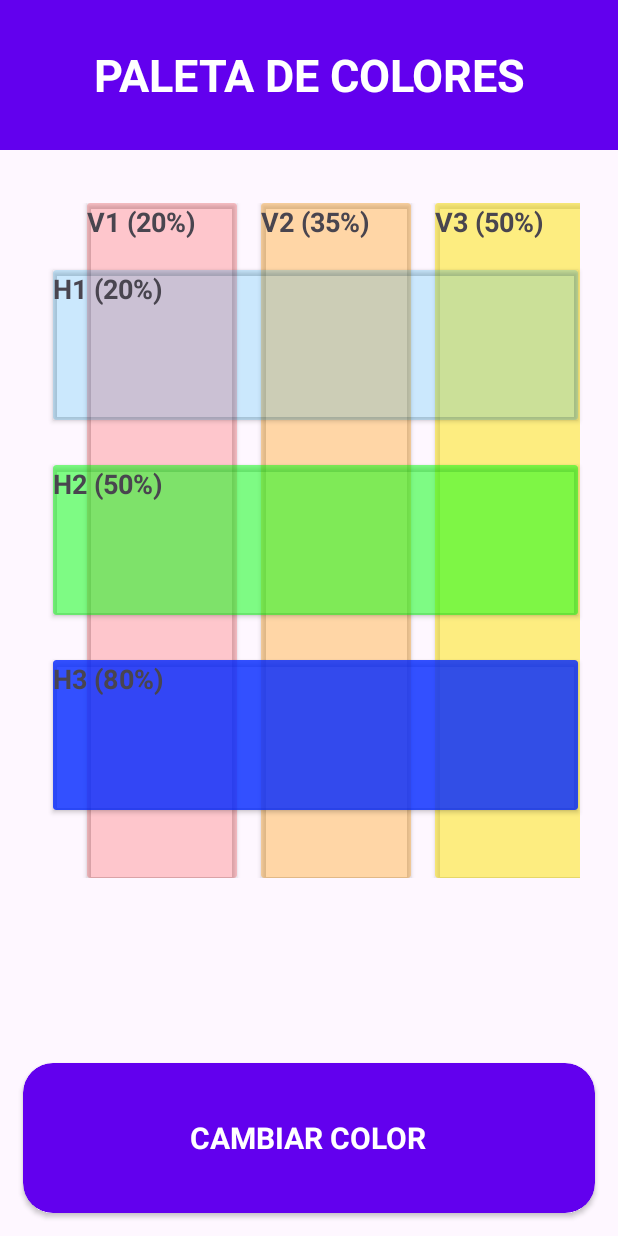
After one commit to Yrda89/los_enlaces, an Android app: the coloresActivity screen opened directly, with no data from a screen before it, on a phone screen of 412 x 824 dp. The commit adds this screen. Run offline under Robolectric (Android 15) with nearby library versions, the phone set to English and light mode, and no system bars.

Commit message:
Colores App

```diff
--- a/Aplicacion1/app/src/main/java/com/adrian/aplicacion1/BoardGamesApp/GamesAdapter.kt
+++ b/Aplicacion1/app/src/main/java/com/adrian/aplicacion1/BoardGamesApp/GamesAdapter.kt
@@ -15,9 +15,6 @@ class GamesAdapter (var games: List<Game>, private val onItemSelected: (Int) ->
 
     override fun onBindViewHolder(holder: GamesViewHolder, position: Int) {
         holder.render(games[position])
-        holder.itemView.setOnClickListener {
-            onItemSelected(position)
-        }
-
+        holder.itemView.setOnClickListener { onItemSelected(position) }
     }
 }
--- a/Aplicacion1/app/src/main/java/com/adrian/aplicacion1/BoardGamesApp/GamesViewHolder.kt
+++ b/Aplicacion1/app/src/main/java/com/adrian/aplicacion1/BoardGamesApp/GamesViewHolder.kt
@@ -16,6 +16,7 @@ class GamesViewHolder (view: View) : RecyclerView.ViewHolder(view){
 
 
     fun render(game: Game){
+
         if (game.isSelected) {
             tvGame.paintFlags = tvGame.paintFlags or Paint.STRIKE_THRU_TEXT_FLAG
         } else {
--- /dev/null
+++ b/Aplicacion1/app/src/main/java/com/adrian/aplicacion1/colores/Colores.kt
@@ -0,0 +1,6 @@
+package com.adrian.aplicacion1.colores
+
+import android.graphics.Color
+
+data class Colores (val colorSelected: Int, val label: String){
+}
--- /dev/null
+++ b/Aplicacion1/app/src/main/java/com/adrian/aplicacion1/colores/ColoresAdapter.kt
@@ -0,0 +1,20 @@
+package com.adrian.aplicacion1.colores
+
+import android.view.LayoutInflater
+import android.view.ViewGroup
+import androidx.recyclerview.widget.RecyclerView
+import com.adrian.aplicacion1.R
+
+class ColoresAdapter(private val colores: List<Colores>):RecyclerView.Adapter<ColoresViewHolder>(){
+    override fun onCreateViewHolder(parent: ViewGroup, viewType: Int): ColoresViewHolder {
+        val view = LayoutInflater.from(parent.context).inflate(R.layout.item_vertical_colores, parent, false)
+        return ColoresViewHolder(view)
+    }
+
+    override fun getItemCount() = colores.size
+
+    override fun onBindViewHolder(holder: ColoresViewHolder, position: Int) {
+        holder.render(colores[position])
+    }
+
+}
--- /dev/null
+++ b/Aplicacion1/app/src/main/java/com/adrian/aplicacion1/colores/ColoresViewHolder.kt
@@ -0,0 +1,23 @@
+package com.adrian.aplicacion1.colores
+
+import android.view.View
+import android.widget.TextView
+import androidx.cardview.widget.CardView
+import androidx.recyclerview.widget.RecyclerView
+import com.adrian.aplicacion1.R
+
+
+
+class ColoresViewHolder(view: View) : RecyclerView.ViewHolder(view)  {
+
+    private val cvVertical : CardView = view.findViewById(R.id.cvVertical)
+    private val tvVertical : TextView = view.findViewById(R.id.tvVertical)
+
+    fun render(colores: Colores){
+        tvVertical.text = colores.label
+        cvVertical.setCardBackgroundColor(colores.colorSelected)
+
+
+    }
+
+}
--- /dev/null
+++ b/Aplicacion1/app/src/main/res/layout/activity_colores.xml
@@ -0,0 +1,120 @@
+<?xml version="1.0" encoding="utf-8"?>
+<androidx.constraintlayout.widget.ConstraintLayout xmlns:android="http://schemas.android.com/apk/res/android"
+    xmlns:app="http://schemas.android.com/apk/res-auto"
+    xmlns:tools="http://schemas.android.com/tools"
+    android:layout_width="match_parent"
+    android:layout_height="match_parent"
+    tools:context=".colores.coloresActivity">
+
+    <TextView
+        android:id="@+id/tvColores"
+        android:layout_width="match_parent"
+        android:layout_height="100dp"
+        android:background="@color/purple_500"
+        android:textSize="30dp"
+        android:textColor="@color/white"
+        android:textStyle="bold"
+        android:text="PALETA DE COLORES"
+        android:gravity="center"
+        app:layout_constraintTop_toTopOf="parent"
+        app:layout_constraintEnd_toEndOf="parent"
+        app:layout_constraintStart_toStartOf="parent"
+        />
+
+    <androidx.cardview.widget.CardView
+        android:id="@+id/cvFirst"
+        android:layout_width="350dp"
+        android:layout_height="100dp"
+        app:layout_constraintTop_toBottomOf="@id/tvColores"
+        app:layout_constraintStart_toStartOf="parent"
+        android:layout_marginTop="80dp"
+        android:layout_marginStart="35dp"
+        android:backgroundTint="@color/cian_20"
+        >
+        <TextView
+            android:layout_width="wrap_content"
+            android:layout_height="30dp"
+            android:text="H1 (20%)"
+            android:textStyle="bold"
+            android:textSize="18dp"
+            />
+
+    </androidx.cardview.widget.CardView>
+
+    <androidx.cardview.widget.CardView
+        android:id="@+id/cvSecond"
+        android:layout_width="350dp"
+        android:layout_height="100dp"
+        android:backgroundTint="@color/verde_50"
+        app:layout_constraintTop_toBottomOf="@id/cvFirst"
+        app:layout_constraintStart_toStartOf="parent"
+        android:layout_marginTop="30dp"
+        android:layout_marginStart="35dp"
+        >
+        <TextView
+            android:layout_width="wrap_content"
+            android:layout_height="30dp"
+            android:text="H2 (50%)"
+            android:textStyle="bold"
+            android:textSize="18dp"
+            />
+
+    </androidx.cardview.widget.CardView>
+
+    <androidx.cardview.widget.CardView
+        android:id="@+id/cvThird"
+        android:layout_width="350dp"
+        android:layout_height="100dp"
+        android:backgroundTint="@color/azul_80"
+        app:layout_constraintTop_toBottomOf="@id/cvSecond"
+        app:layout_constraintStart_toStartOf="parent"
+        android:layout_marginTop="30dp"
+        android:layout_marginStart="35dp"
+        >
+        <TextView
+            android:layout_width="wrap_content"
+            android:layout_height="30dp"
+            android:text="H3 (80%)"
+            android:textStyle="bold"
+            android:textSize="18dp"
+            />
+
+    </androidx.cardview.widget.CardView>
+
+<androidx.recyclerview.widget.RecyclerView
+    android:id="@+id/rvColores"
+    android:layout_width="match_parent"
+    android:layout_height="450dp"
+    android:orientation="horizontal"
+    android:layout_marginLeft="50dp"
+    android:layout_marginTop="35dp"
+    android:layout_marginRight="25dp"
+    app:layout_constraintTop_toBottomOf="@+id/tvColores"
+    app:layout_constraintStart_toStartOf="parent"
+/>
+
+    <androidx.cardview.widget.CardView
+        android:id="@+id/btnCambioColor"
+        android:layout_width="match_parent"
+        android:layout_height="100dp"
+        app:layout_constraintBottom_toBottomOf="parent"
+        app:layout_constraintStart_toStartOf="parent"
+        app:layout_constraintEnd_toEndOf="parent"
+        android:backgroundTint="@color/purple_500"
+        app:cardCornerRadius="20dp"
+        android:layout_margin="15dp"
+        >
+        <androidx.appcompat.widget.LinearLayoutCompat
+            android:layout_width="match_parent"
+            android:layout_height="match_parent"
+            android:gravity="center">
+    <TextView
+        android:layout_width="wrap_content"
+        android:layout_height="wrap_content"
+        android:text="CAMBIAR COLOR"
+        android:textSize="20dp"
+        android:textStyle="bold"
+        android:textColor="@color/white" />
+        </androidx.appcompat.widget.LinearLayoutCompat>
+    </androidx.cardview.widget.CardView>
+</androidx.constraintlayout.widget.ConstraintLayout>
--- /dev/null
+++ b/Aplicacion1/app/src/main/res/layout/item_vertical_colores.xml
@@ -0,0 +1,26 @@
+<?xml version="1.0" encoding="utf-8"?>
+<androidx.cardview.widget.CardView
+    android:id="@+id/cvVertical"
+    xmlns:android="http://schemas.android.com/apk/res/android"
+    android:layout_width="100dp"
+    android:layout_height="450dp"
+    android:layout_marginLeft="8dp"
+    android:layout_marginRight="8dp"
+    >
+
+    <androidx.appcompat.widget.LinearLayoutCompat
+        android:layout_width="match_parent"
+        android:layout_height="match_parent"
+
+        >
+        <TextView
+            android:id="@+id/tvVertical"
+            android:layout_width="wrap_content"
+            android:layout_height="30dp"
+            android:text="V1 (20%)"
+            android:textStyle="bold"
+            android:textSize="18dp" />
+
+
+    </androidx.appcompat.widget.LinearLayoutCompat>
+</androidx.cardview.widget.CardView>
--- a/Aplicacion1/app/src/main/res/values/colors.xml
+++ b/Aplicacion1/app/src/main/res/values/colors.xml
@@ -34,4 +34,62 @@
     <color name="bgapp_lcg_category">#4CAF50</color>
     <color name="bgapp_cooperative_category">#D016F1</color>
     <color name="bgapp_legacy_category">#EDF351</color>
+
+
+    <!--Aplicacion Mezcla de colores-->
+
+    <!--colores 20%-->
+    <color name="negro_20">#33111111</color>
+    <color name="blanco_20">#33FFFFFF</color>
+    <color name="rojo_20">#33FF0000</color>
+    <color name="naranja_20">#33FF9800</color>
+    <color name="amarillo_20">#33FDE403</color>
+    <color name="verde_20">#3300FF0A</color>
+    <color name="cian_20">#3303A9F4</color>
+    <color name="azul_20">#330027FF</color>
+    <color name="violeta_20">#33DA00FF</color>
+
+    <!--colores 35%-->
+    <color name="negro_35">#59111111</color>
+    <color name="blanco_35">#59FFFFFF</color>
+    <color name="rojo_35">#59FF0000</color>
+    <color name="naranja_35">#59FF9800</color>
+    <color name="amarillo_35">#59FDE403</color>
+    <color name="verde_35">#5900FF0A</color>
+    <color name="cian_35">#5903A9F4</color>
+    <color name="azul_35">#590027FF</color>
+    <color name="violeta_35">#59DA00FF</color>
+
+    <!--colores 50%-->
+    <color name="negro_50">#80111111</color>
+    <color name="blanco_50">#80FFFFFF</color>
+    <color name="rojo_50">#80FF0000</color>
+    <color name="naranja_50">#80FF9800</color>
+    <color name="amarillo_50">#80FDE403</color>
+    <color name="verde_50">#8000FF0A</color>
+    <color name="cian_50">#8003A9F4</color>
+    <color name="azul_50">#800027FF</color>
+    <color name="violeta_50">#80DA00FF</color>
+
+    <!--colores 65%-->
+    <color name="negro_65">#A6111111</color>
+    <color name="blanco_65">#A6FFFFFF</color>
+    <color name="rojo_65">#A6FF0000</color>
+    <color name="naranja_65">#A6FF9800</color>
+    <color name="amarillo_65">#A6FDE403</color>
+    <color name="verde_65">#A600FF0A</color>
+    <color name="cian_65">#A603A9F4</color>
+    <color name="azul_65">#A60027FF</color>
+    <color name="violeta_65">#A6DA00FF</color>
+
+    <!--colores 80%-->
+    <color name="negro_80">#CC111111</color>
+    <color name="blanco_80">#CCFFFFFF</color>
+    <color name="rojo_80">#CCFF0000</color>
+    <color name="naranja_80">#CCFF9800</color>
+    <color name="amarillo_80">#CCFDE403</color>
+    <color name="verde_80">#CC00FF0A</color>
+    <color name="cian_80">#CC03A9F4</color>
+    <color name="azul_80">#CC0027FF</color>
+    <color name="violeta_80">#CCDA00FF</color>
 </resources>
```
Also changed, not shown: Aplicacion1/app/src/main/AndroidManifest.xml (+5 -2 lines), Aplicacion1/app/src/main/java/com/adrian/aplicacion1/MenuActivity.kt (+11 -0 lines), Aplicacion1/app/src/main/java/com/adrian/aplicacion1/colores/coloresActivity.kt (added, +240 -0 lines), Aplicacion1/app/src/main/res/layout/activity_menu.xml (+10 -0 lines), Aplicacion1/app/src/main/res/layout/dialog_colores.xml (added, +189 -0 lines), Aplicacion1/app/src/main/res/layout/dialog_game.xml (+0 -12 lines).
